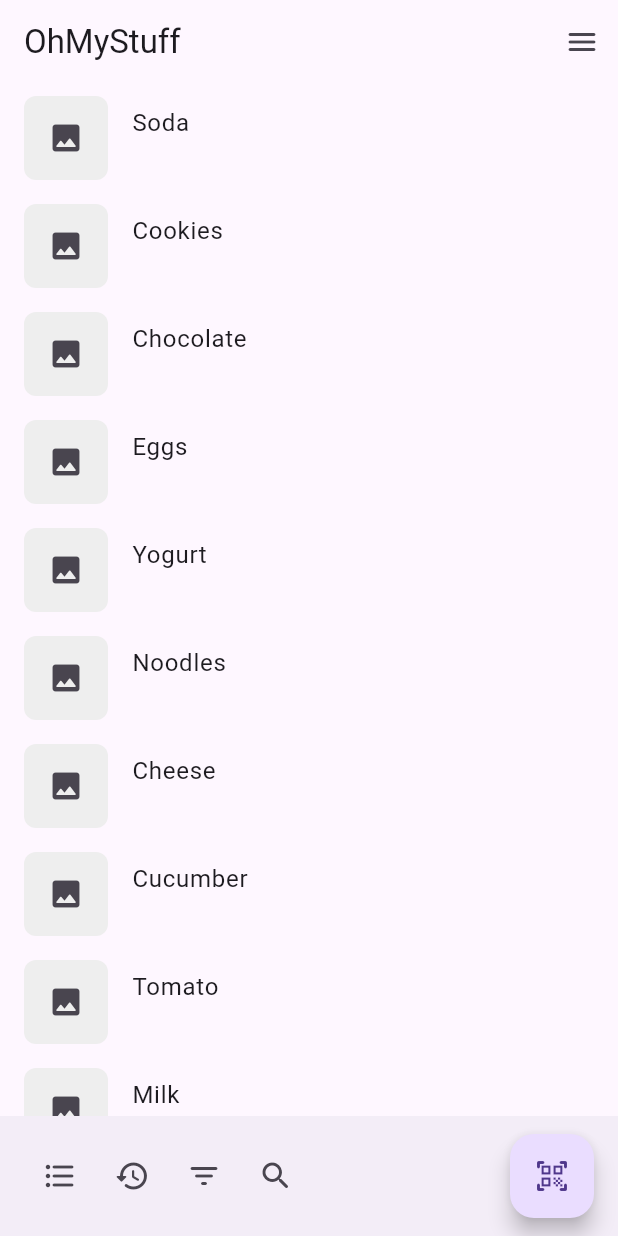
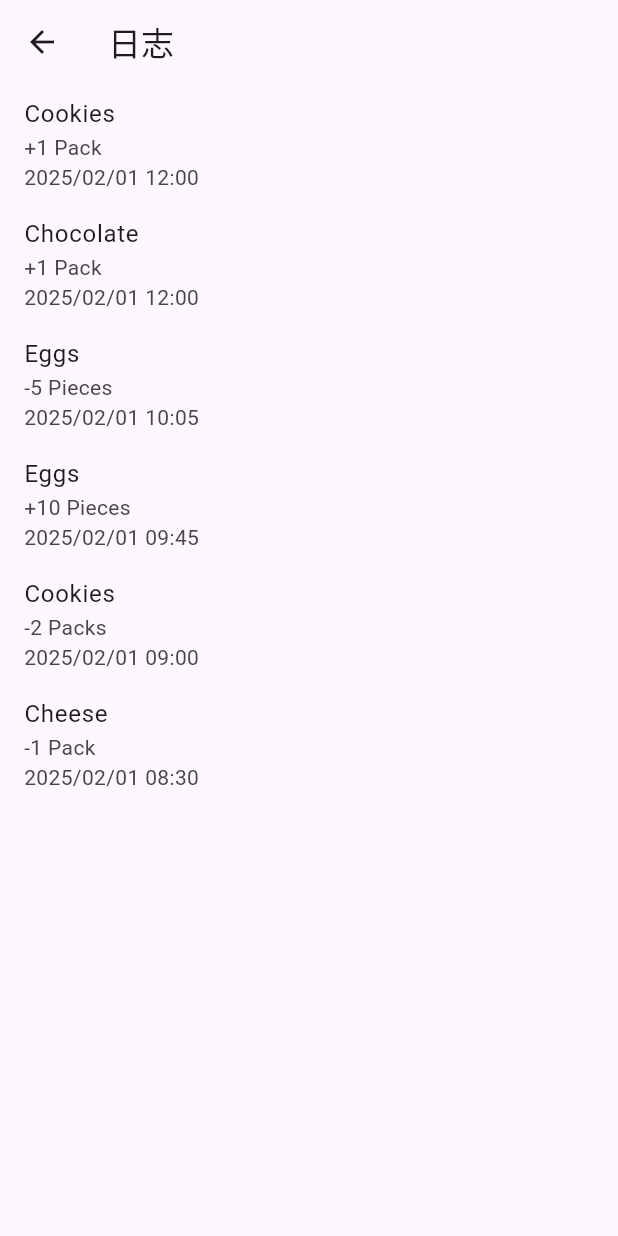
Before and after one commit to OhMyStuff/OhMyStuff, a Flutter app: the screen it shows after launch, after a tap on the "restore" icon, on a phone screen of 412 x 824 dp. Run offline on Flutter 3.47's test engine with Material 3 defaults, Android fonts, the phone set to English and light mode, and no system bars; our stand-ins replace go_router.

Commit message:
feat(layout): Complete the journal page layout

```diff
--- a/lib/router.dart
+++ b/lib/router.dart
@@ -3,6 +3,7 @@ import 'package:go_router/go_router.dart';
 import 'screens/about.dart';
 import 'screens/customize.dart';
 import 'screens/home.dart';
+import 'screens/journal.dart';
 import 'screens/masterdata.dart';
 import 'screens/settings.dart';
 
@@ -30,6 +31,10 @@ final router = GoRouter(
           path: 'masterdata',
           builder: (_, __) => MasterDataPage(),
         ),
+        GoRoute(
+          path: 'journal',
+          builder: (_, __) => JournalPage(),
+        ),
       ],
     ),
   ],
--- a/lib/screens/home.dart
+++ b/lib/screens/home.dart
@@ -85,7 +85,7 @@ class HomePage extends StatelessWidget {
               icon: Icon(Icons.format_list_bulleted_rounded),
             ),
             IconButton(
-              onPressed: () {},
+              onPressed: () => context.go('/journal'),
               icon: Icon(Icons.restore_rounded),
             ),
             IconButton(
--- /dev/null
+++ b/lib/screens/journal.dart
@@ -0,0 +1,68 @@
+import 'package:flutter/material.dart';
+
+import '../widgets/journal_tile.dart';
+
+class JournalPage extends StatelessWidget {
+  const JournalPage({super.key});
+
+  @override
+  Widget build(BuildContext context) {
+    return Scaffold(
+      appBar: AppBar(
+        title: Text('日志'),
+      ),
+      body: ListView(
+        children: [
+          JournalTile(
+            title: 'Cookies',
+            subtitle: [
+              Text('+1 Pack'),
+              Text('2025/02/01 12:00'),
+            ],
+            onTap: () {},
+          ),
+          JournalTile(
+            title: 'Chocolate',
+            subtitle: [
+              Text('+1 Pack'),
+              Text('2025/02/01 12:00'),
+            ],
+            onTap: () {},
+          ),
+          JournalTile(
+            title: 'Eggs',
+            subtitle: [
+              Text('-5 Pieces'),
+              Text('2025/02/01 10:05'),
+            ],
+            onTap: () {},
+          ),
+          JournalTile(
+            title: 'Eggs',
+            subtitle: [
+              Text('+10 Pieces'),
+              Text('2025/02/01 09:45'),
+            ],
+            onTap: () {},
+          ),
+          JournalTile(
+            title: 'Cookies',
+            subtitle: [
+              Text('-2 Packs'),
+              Text('2025/02/01 09:00'),
+            ],
+            onTap: () {},
+          ),
+          JournalTile(
+            title: 'Cheese',
+            subtitle: [
+              Text('-1 Pack'),
+              Text('2025/02/01 08:30'),
+            ],
+            onTap: () {},
+          ),
+        ],
+      ),
+    );
+  }
+}
--- /dev/null
+++ b/lib/widgets/journal_tile.dart
@@ -0,0 +1,22 @@
+import 'package:flutter/material.dart';
+
+class JournalTile extends StatelessWidget {
+  const JournalTile(
+      {super.key, required this.title, required this.subtitle, this.onTap});
+
+  final String title;
+  final List<Widget> subtitle;
+  final VoidCallback? onTap;
+
+  @override
+  Widget build(BuildContext context) {
+    return ListTile(
+      title: Text(title),
+      subtitle: Column(
+        crossAxisAlignment: CrossAxisAlignment.start,
+        children: subtitle,
+      ),
+      onTap: onTap,
+    );
+  }
+}
```
